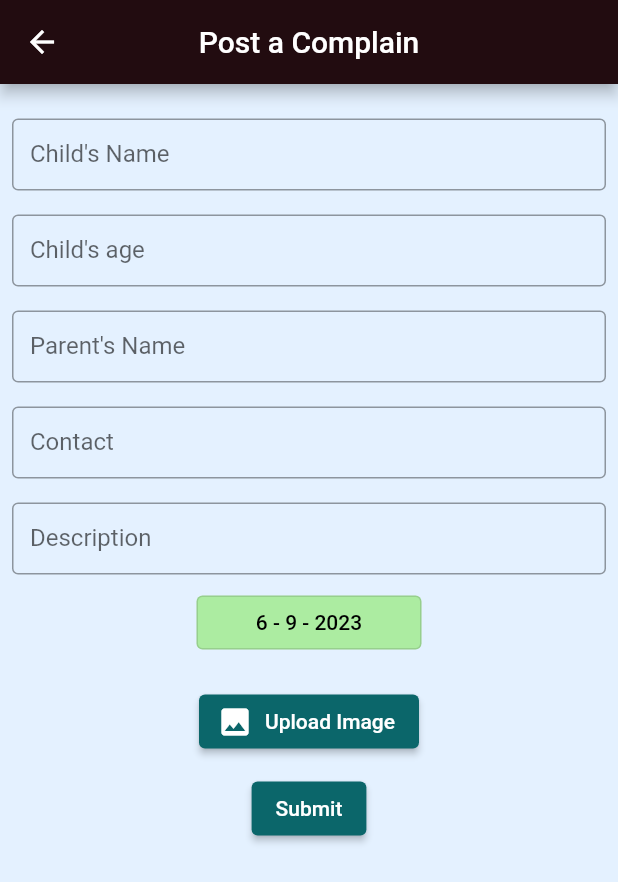
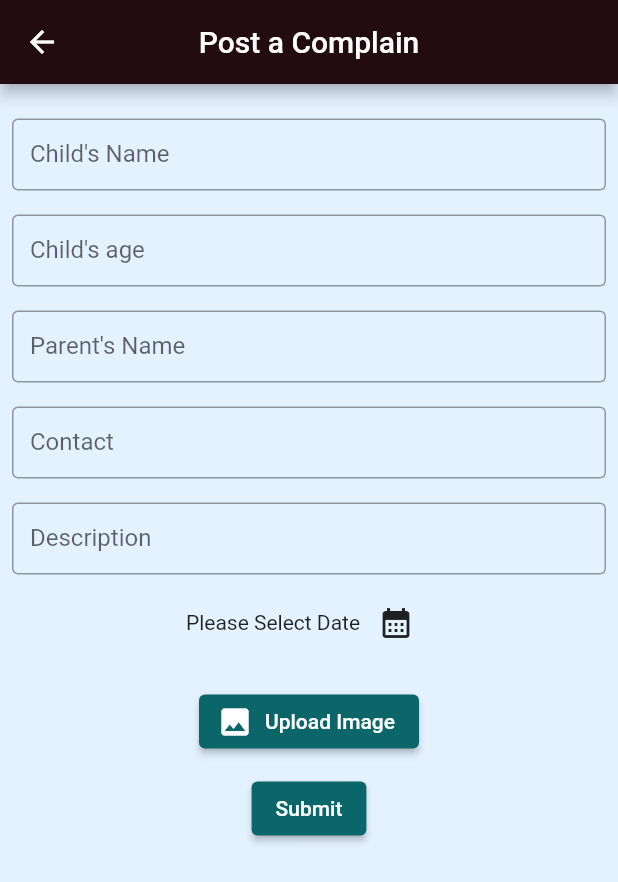
Before and after one commit to EnigmaEnforcers/App, a Flutter app: the PostComplaint screen opened directly, on a phone screen of 412 x 824 dp. Shown: the top 882 px of the screen. Run offline on Flutter 3.47's test engine with Material 2 defaults, Android fonts, the phone set to English and light mode, and no system bars; our stand-ins replace cloud_firestore, firebase_core, firebase_storage, flutter_image_compress, image_picker, shared_preferences and 1 more; accounts and stored records are empty.

Commit message:
datepicker changed

```diff
--- a/lib/screens/postcomplaint.dart
+++ b/lib/screens/postcomplaint.dart
@@ -6,6 +6,7 @@
 import 'package:cloud_firestore/cloud_firestore.dart';
 import 'package:firebase_storage/firebase_storage.dart';
 import 'package:flutter/material.dart';
+import 'package:intl/intl.dart';
 import 'package:uuid/uuid.dart';
 
 const uuid = Uuid();
@@ -27,7 +28,21 @@
   var _contact = '';
   var _description = '';
   var _lostdate =
-      '${DateTime.now().day} - ${DateTime.now().month} - ${DateTime.now().year}';
+      'Please Select Date';
+       void _presentdatePicker() async {
+    final now = DateTime.now();
+    final firstDate = DateTime(now.year - 1, now.month, now.day);
+    final pickedDate = await showDatePicker(
+      context: context,
+      initialDate: now,
+      firstDate: firstDate,
+      lastDate: now,
+    );
+    setState(() {
+      _lostdate = DateFormat.yMd().format(pickedDate!);
+    });
+  }
+
 
   Future uploadLostChild({
     required String name,
@@ -229,45 +244,20 @@
                       },
                     ),
                   ),
-                  OutlinedButton(
-                      style: ButtonStyle(
-                          backgroundColor: MaterialStatePropertyAll(
-                              lighttheme.dialogBackgroundColor),
-                          fixedSize: const MaterialStatePropertyAll(
-                              Size.fromWidth(150))),
-                      onPressed: () async {
-                        DateTime? newDate = await showDatePicker(
-                            builder: (context, child) {
-                              return Theme(
-                                  data: Theme.of(context).copyWith(
-                                    colorScheme: ColorScheme.light(
-                                        primary:
-                                            lighttheme.colorScheme.primary),
-                                  ),
-                                  child: child!);
-                            },
-                            context: context,
-                            initialDate: date,
-                            firstDate: DateTime(2000),
-                            lastDate: DateTime.now());
-                        if (newDate == null) {
-                          return;
-                        }
-                        setState(() {
-                          date = newDate;
-                          _lostdate =
-                              '${date.day} - ${date.month} - ${date.year}';
-                        });
-                      },
-                      child: (date == DateTime(2023, 1, 1))
-                          ? const Text(
-                              "Select Date",
-                              style: TextStyle(color: Colors.black),
-                            )
-                          : Text(
-                              _lostdate,
-                              style: const TextStyle(color: Colors.black),
-                            ))
+                   Row(
+                    mainAxisSize: MainAxisSize.min,
+                    children: [
+                      Text(
+                       _lostdate
+                      ),
+                      IconButton(
+                        onPressed: _presentdatePicker,
+                        icon: const Icon(
+                          Icons.calendar_month,
+                        ),
+                      ),
+                    ],
+                  ),
                 ],
               ),
             ),
--- a/pubspec.yaml
+++ b/pubspec.yaml
@@ -44,6 +44,7 @@
   url_launcher: ^6.1.12
   flutter_image_compress: ^2.0.4
   cloud_firestore: ^4.9.1
+  intl: ^0.18.1
 
 dev_dependencies:
   flutter_test:
```
Also changed, not shown: flutter_01.png (added), pubspec.lock.
